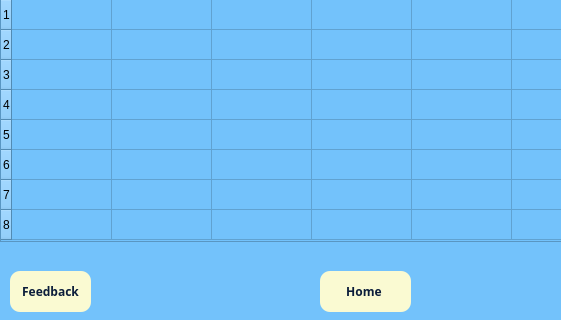
Old version of the form UI_Files/Student_Dialog_RideHistory.ui in the repository sakotiya/SPARTANRIDESJSU; both pictures show x 0 to 561 and y 319 to 639 of the 707 by 639 pixel window.
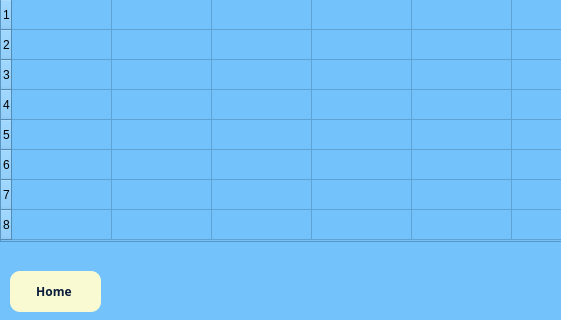
New version of the form. Icons and pictures are not drawn.

Diff of the .ui file:
```diff
--- a/UI_Files/Student_Dialog_RideHistory.ui
+++ b/UI_Files/Student_Dialog_RideHistory.ui
@@ -269,39 +269,6 @@
     </property>
    </widget>
   </widget>
-  <widget class="QPushButton" name="Feedback">
-   <property name="geometry">
-    <rect>
-     <x>10</x>
-     <y>590</y>
-     <width>81</width>
-     <height>41</height>
-    </rect>
-   </property>
-   <property name="font">
-    <font>
-     <family>Segoe UI,sans-serif</family>
-     <weight>75</weight>
-     <bold>true</bold>
-    </font>
-   </property>
-   <property name="styleSheet">
-    <string notr="true">QPushButton {
-    background-color: #FAFAD2; /* Gold */
-    color: #0B1D3A;
-    border: none;
-    border-radius: 10px;
-    padding: 10px;
-    font-weight: bold;
-}
-QPushButton:hover {
-    background-color: #FAFAD2;
-}</string>
-   </property>
-   <property name="text">
-    <string>Feedback</string>
-   </property>
-  </widget>
   <widget class="QPushButton" name="SignOutButton">
    <property name="geometry">
     <rect>
@@ -428,7 +395,7 @@
   <widget class="QPushButton" name="HomeButton">
    <property name="geometry">
     <rect>
-     <x>320</x>
+     <x>10</x>
      <y>590</y>
      <width>91</width>
      <height>41</height>
```
Left out of the diff: 28 changed lines with no effect on the pictures.
